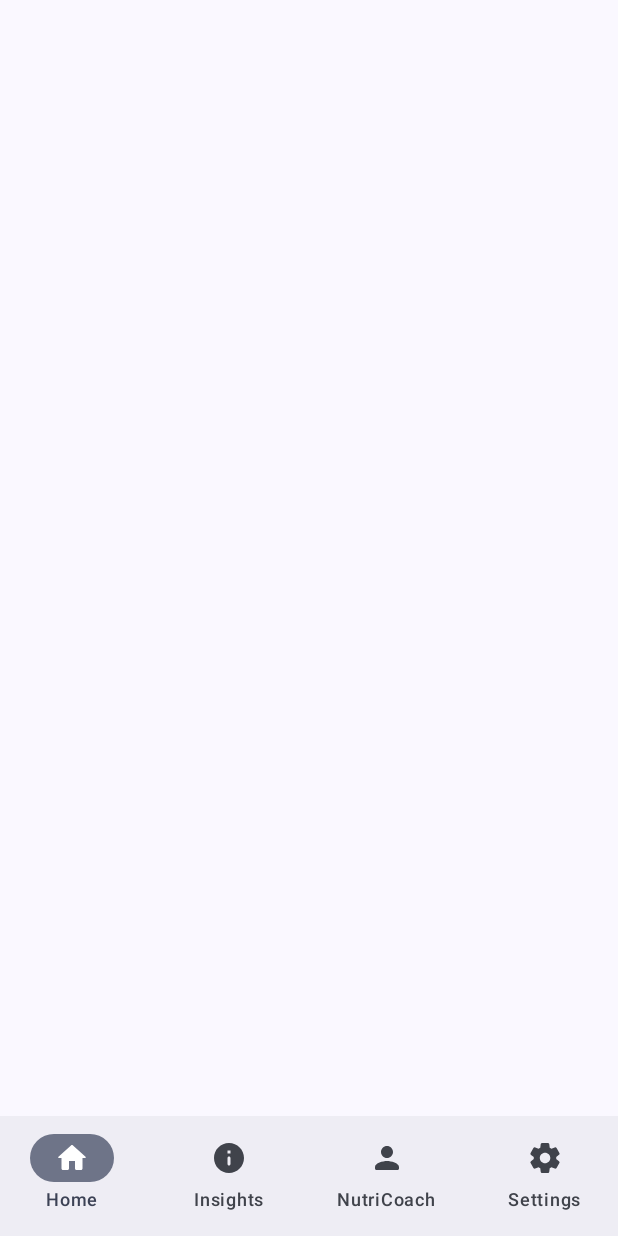
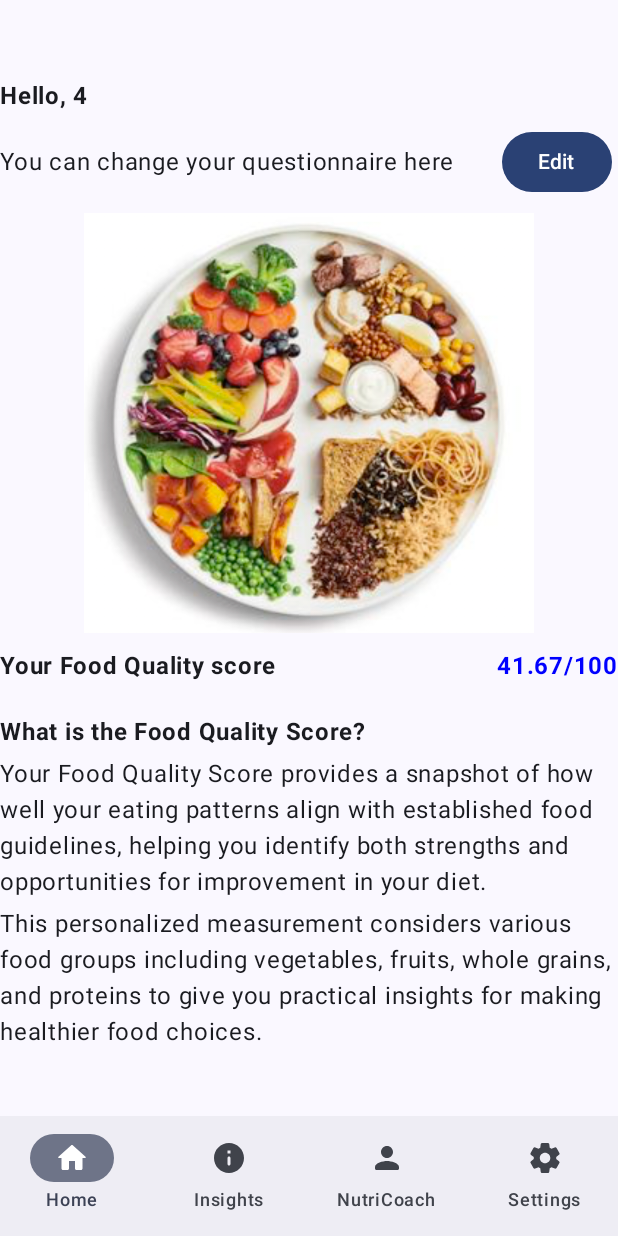
Before and after one commit to watanabe-homare/monashapp1, an Android app built with Jetpack Compose: the HomeScreenContent screen opened through its navigation route, on a phone screen of 412 x 824 dp. Run offline under Robolectric (Android 15) with nearby library versions, the phone set to English and light mode, and no system bars.

Commit message:
implement homescreen in HomeScreen.kt

```diff
--- a/app/src/main/java/com/fit2081/monashapp1/HomeScreen.kt
+++ b/app/src/main/java/com/fit2081/monashapp1/HomeScreen.kt
@@ -1,5 +1,7 @@
 package com.fit2081.monashapp1
 
+import android.content.Context
+import android.content.Intent
 import android.os.Bundle
 import androidx.activity.ComponentActivity
 import androidx.activity.compose.setContent
@@ -7,13 +9,19 @@ import androidx.activity.enableEdgeToEdge
 import androidx.compose.foundation.layout.Arrangement
 import androidx.compose.foundation.layout.Column
 import androidx.compose.foundation.layout.PaddingValues
+import androidx.compose.foundation.layout.Row
+import androidx.compose.foundation.layout.Spacer
 import androidx.compose.foundation.layout.fillMaxSize
+import androidx.compose.foundation.layout.fillMaxWidth
+import androidx.compose.foundation.layout.height
 import androidx.compose.foundation.layout.padding
+import androidx.compose.foundation.layout.size
 import androidx.compose.material.icons.Icons
 import androidx.compose.material.icons.rounded.Home
 import androidx.compose.material.icons.rounded.Info
 import androidx.compose.material.icons.rounded.Person
 import androidx.compose.material.icons.rounded.Settings
+import androidx.compose.material3.Button
 import androidx.compose.material3.Icon
 import androidx.compose.material3.NavigationBar
 import androidx.compose.material3.NavigationBarItem
@@ -26,11 +34,18 @@ import androidx.compose.runtime.remember
 import androidx.compose.runtime.setValue
 import androidx.compose.ui.Alignment
 import androidx.compose.ui.Modifier
+import androidx.compose.ui.graphics.Color
+import androidx.compose.ui.platform.LocalContext
+import androidx.compose.ui.res.painterResource
+import androidx.compose.ui.text.font.FontWeight
+import androidx.compose.ui.unit.dp
 import androidx.navigation.NavHostController
 import androidx.navigation.compose.NavHost
 import androidx.navigation.compose.composable
 import androidx.navigation.compose.rememberNavController
 import com.fit2081.monashapp1.ui.theme.Monashapp1Theme
+import java.io.BufferedReader
+import java.io.InputStreamReader
 
 class HomeScreen : ComponentActivity() {
     override fun onCreate(savedInstanceState: Bundle?) {
@@ -57,8 +72,29 @@ class HomeScreen : ComponentActivity() {
 }
 
 
+fun searchRowFromCsvById(context: Context, fileName: String, id: String): List<String> {
+    val inputStream = context.assets.open(fileName)
+    val reader = BufferedReader(InputStreamReader(inputStream))
+
+    reader.useLines { lines ->
+        lines.drop(1).forEach { line ->
+            val row = line.split(",")
+            // if the id of the row matches the id given
+            if (row[1] == id) {
+                return row
+            }
+        }
+    }
+    // if there's no matching id, raise an exception
+    throw NoSuchElementException("No row found with ID: $id")
+}
+
+
 @Composable
 fun HomeNavHost(innerPadding: PaddingValues, navController: NavHostController) {
+    // values
+    val context = LocalContext.current
+    val foodScores = searchRowFromCsvById(context, "sample.csv", id = AppState.selectedId.value)
     // NavHost composable to define the navigation graph
     NavHost(
         // Use the provided NavHostController
@@ -67,7 +103,11 @@ fun HomeNavHost(innerPadding: PaddingValues, navController: NavHostController) {
         startDestination = "home"
     ) {
         composable("Home") {
-            HomeScreenContent(innerPadding) // add Content to avoid using the same name as the class
+            HomeScreenContent(
+                innerPadding,
+                context = context,
+                foodScores
+            ) // add Content to avoid using the same name as the class
         }
         composable("Insights") {
             InsightsScreen(innerPadding)
@@ -133,13 +173,21 @@ fun HomeBottomAppBar(navController: NavHostController) {
     }
 }
 
+//@Preview(showBackground = true)
 @Composable
-fun HomeScreenContent(innerPadding: PaddingValues){
-    Column (
+// default paddingvalues()　is to use preview
+fun HomeScreenContent(
+    innerPadding: PaddingValues = PaddingValues(),
+    context: Context = LocalContext.current,
+    foodscores: List<String> = emptyList()
+) {
+    // value/variables
+
+    Column(
         modifier = Modifier.fillMaxSize(),
         horizontalAlignment = Alignment.Start,
         verticalArrangement = Arrangement.Center
-        ){
+    ) {
         /**
          * Text - "Hello, [User's ID]"
          * Row
@@ -148,25 +196,102 @@ fun HomeScreenContent(innerPadding: PaddingValues){
          * (image)
          * Row
          *      text - "Your Food Quality score"
-         *      score display from shared preferences
+         *      score display from csv file
          * Space
          * Text - "What is the Food Quality Score?"
          * Explanation text: What the Food Quality Score represents
          */
+
+        Text(
+            text = "Hello, ${AppState.selectedId.value}",
+            fontWeight = FontWeight.Bold,
+            modifier = Modifier.padding(vertical = 8.dp)
+        )
+
+        Row(
+            modifier = Modifier.fillMaxWidth(),
+            horizontalArrangement = Arrangement.SpaceBetween,
+            verticalAlignment = Alignment.CenterVertically
+        ) {
+            Text(
+                "You can change your questionnaire here",
+                modifier = Modifier
+            )
+            Button(
+                modifier = Modifier.padding(horizontal = 4.dp),
+                onClick = {
+                    context.startActivity(Intent(context, Questionnaire::class.java))
+                }) {
+                Text("Edit")
+            }
+        }
+
+        // Add image
+        androidx.compose.foundation.Image(
+            painter = painterResource(id = R.drawable.image_for_home_screen),
+            contentDescription = "Food Image",
+            modifier = Modifier
+                .size(300.dp)
+                .align(Alignment.CenterHorizontally)
+        )
+
+        Row(
+            modifier = Modifier.fillMaxWidth(),
+            horizontalArrangement = Arrangement.SpaceBetween,
+            verticalAlignment = Alignment.CenterVertically
+        ) {
+            Text(
+                "Your Food Quality score",
+                fontWeight = FontWeight.Bold,
+                modifier = Modifier
+            )
+            if (foodscores[2] == "Male") {
+                Text(
+                    "${foodscores[3]}/100",
+                    fontWeight = FontWeight.Bold,
+                    color = Color.Blue,
+                    modifier = Modifier
+                )
+            } else {
+                Text(
+                    "${foodscores[4]}/100",
+                    fontWeight = FontWeight.Bold,
+                    color = Color.Blue,
+                    modifier = Modifier
+                )
+            }
+        }
+
+        Spacer(modifier = Modifier.height(20.dp))
+
+        Text(
+            "What is the Food Quality Score?",
+            fontWeight = FontWeight.Bold,
+            modifier = Modifier.padding(bottom = 4.dp)
+        )
+
+        Text(
+            "Your Food Quality Score provides a snapshot of how well your eating patterns align with established food guidelines, helping you identify both strengths and opportunities for improvement in your diet.",
+            modifier = Modifier.padding(bottom = 4.dp)
+        )
+        Text(
+            "This personalized measurement considers various food groups including vegetables, fruits, whole grains, and proteins to give you practical insights for making healthier food choices.",
+        )
+
     }
 }
 
 @Composable
-fun InsightsScreen(innerPadding: PaddingValues){
+fun InsightsScreen(innerPadding: PaddingValues) {
 
 }
 
 @Composable
-fun NutriCoachScreen(innerPadding: PaddingValues){
+fun NutriCoachScreen(innerPadding: PaddingValues) {
 
 }
 
 @Composable
-fun SettingsScreen(innerPadding: PaddingValues){
+fun SettingsScreen(innerPadding: PaddingValues) {
 
 }
--- a/app/src/main/java/com/fit2081/monashapp1/Loginscreen.kt
+++ b/app/src/main/java/com/fit2081/monashapp1/Loginscreen.kt
@@ -35,14 +35,17 @@ import androidx.compose.ui.Modifier
 import androidx.compose.ui.platform.LocalContext
 import androidx.compose.ui.unit.dp
 import androidx.compose.ui.unit.sp
+import com.fit2081.monashapp1.AppState.selectedId
 import com.fit2081.monashapp1.ui.theme.Monashapp1Theme
 import java.io.BufferedReader
 import java.io.InputStreamReader
 
-// this is to check if questionnaire is done or not
+// these are tha global values which can be used in other activities
 // modify it using sharedpreferences in the future
 object AppState {
     var isQuestionnaireDone: Boolean = false
+    var selectedId = mutableStateOf("") // initialise it with blank space
+    // if you don't use by remember, you have to use .value to access its value
 }
 
 
@@ -95,17 +98,19 @@ fun isNumberValid(phoneNumber: String, validList: List<String>): Boolean {
 
 @OptIn(ExperimentalMaterial3Api::class)
 @Composable
-fun DropdownFromCSV(context: Context, fileName: String, columnIndex: Int) {
+fun DropdownFromCSVForID(context: Context, fileName: String, columnIndex: Int) {
     val options = getColumnFromCSV(context, fileName, columnIndex)
     var expanded by remember { mutableStateOf(false) }
-    var selectedOption by remember { mutableStateOf(options[0]) }
+
+    // set selected id as the id of first row of csv
+    selectedId.value = options[0]
 
     ExposedDropdownMenuBox(
         expanded = expanded,
         onExpandedChange = { expanded = !expanded }
     ) {
         TextField(
-            value = selectedOption,
+            value = selectedId.value,
             onValueChange = {},
             readOnly = true,
             label = { Text("Select your ID") },
@@ -124,7 +129,7 @@ fun DropdownFromCSV(context: Context, fileName: String, columnIndex: Int) {
                 DropdownMenuItem(
                     text = { Text(selectionOption) },
                     onClick = {
-                        selectedOption = selectionOption
+                        selectedId.value = selectionOption
                         expanded = false
                     }
                 )
@@ -137,7 +142,7 @@ fun DropdownFromCSV(context: Context, fileName: String, columnIndex: Int) {
 fun LoginscreenContent(modifier: Modifier = Modifier) {
 //    values
     val context = LocalContext.current
-//    var phoneNumber by remember { mutableStateOf("") }
+    //    var phoneNumber by remember { mutableStateOf("") }
     val phoneNumber = "61436567330"
     val validPhoneNumberList = getColumnFromCSV(context, "sample.csv", 0)
 
@@ -168,7 +173,7 @@ fun LoginscreenContent(modifier: Modifier = Modifier) {
 
         Spacer(modifier = Modifier.height(16.dp))
 
-        DropdownFromCSV(context, "sample.csv", 1)
+        DropdownFromCSVForID(context, "sample.csv", 1)
 
 //        // Text field for entering the location.
 //        TextField(
--- a/app/src/main/java/com/fit2081/monashapp1/Questionnaire.kt
+++ b/app/src/main/java/com/fit2081/monashapp1/Questionnaire.kt
@@ -42,7 +42,6 @@ import androidx.compose.ui.unit.dp
 import androidx.compose.ui.unit.sp
 import androidx.compose.ui.window.Dialog
 import com.fit2081.monashapp1.ui.theme.Monashapp1Theme
-
 
 class Questionnaire : ComponentActivity() {
     override fun onCreate(savedInstanceState: Bundle?) {
```
Also changed, not shown: app/src/main/res/drawable/image_for_home_screen.png (added).
